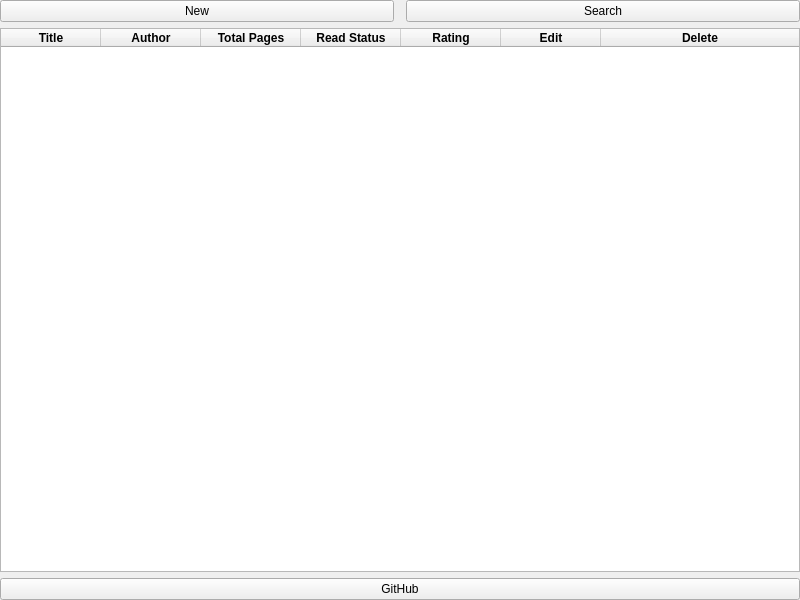
Old version of the form mainwindow.ui in the repository Dylan-Gresham/MyLibraryApp.
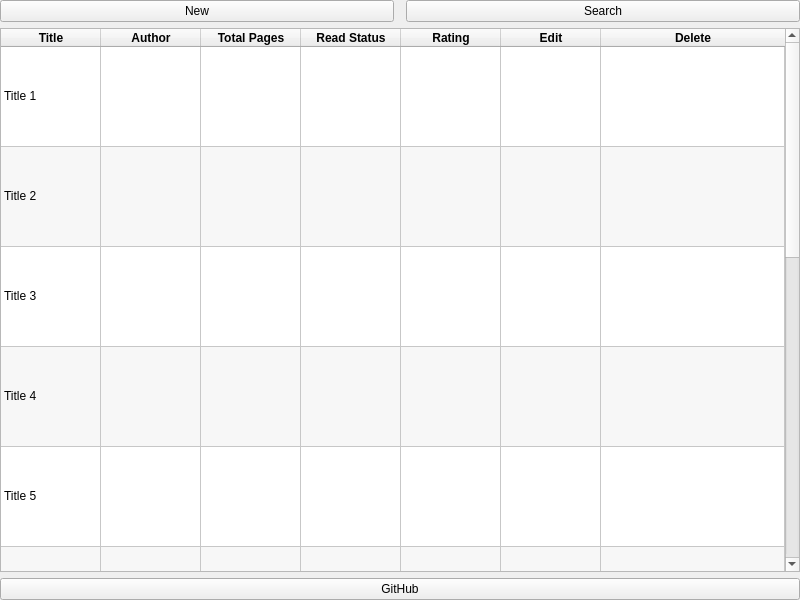
New version of the form.

```diff
--- a/mainwindow.ui
+++ b/mainwindow.ui
@@ -74,7 +74,7 @@
          <bool>true</bool>
         </property>
         <property name="rowCount">
-         <number>0</number>
+         <number>12</number>
         </property>
         <property name="columnCount">
          <number>7</number>
@@ -106,6 +106,66 @@
         <attribute name="verticalHeaderStretchLastSection">
          <bool>true</bool>
         </attribute>
+        <row>
+         <property name="text">
+          <string>New Row</string>
+         </property>
+        </row>
+        <row>
+         <property name="text">
+          <string>New Row</string>
+         </property>
+        </row>
+        <row>
+         <property name="text">
+          <string>New Row</string>
+         </property>
+        </row>
+        <row>
+         <property name="text">
+          <string>New Row</string>
+         </property>
+        </row>
+        <row>
+         <property name="text">
+          <string>New Row</string>
+         </property>
+        </row>
+        <row>
+         <property name="text">
+          <string>New Row</string>
+         </property>
+        </row>
+        <row>
+         <property name="text">
+          <string>New Row</string>
+         </property>
+        </row>
+        <row>
+         <property name="text">
+          <string>New Row</string>
+         </property>
+        </row>
+        <row>
+         <property name="text">
+          <string>New Row</string>
+         </property>
+        </row>
+        <row>
+         <property name="text">
+          <string>New Row</string>
+         </property>
+        </row>
+        <row>
+         <property name="text">
+          <string>New Row</string>
+         </property>
+        </row>
+        <row>
+         <property name="text">
+          <string>New Row</string>
+         </property>
+        </row>
         <column>
          <property name="text">
           <string>Title</string>
@@ -179,6 +239,76 @@
           </font>
          </property>
         </column>
+        <item row="0" column="0">
+         <property name="text">
+          <string>Title 1</string>
+         </property>
+        </item>
+        <item row="0" column="1">
+         <property name="text">
+          <string/>
+         </property>
+        </item>
+        <item row="1" column="0">
+         <property name="text">
+          <string>Title 2</string>
+         </property>
+        </item>
+        <item row="1" column="1">
+         <property name="text">
+          <string/>
+         </property>
+        </item>
+        <item row="2" column="0">
+         <property name="text">
+          <string>Title 3</string>
+         </property>
+        </item>
+        <item row="3" column="0">
+         <property name="text">
+          <string>Title 4</string>
+         </property>
+        </item>
+        <item row="4" column="0">
+         <property name="text">
+          <string>Title 5</string>
+         </property>
+        </item>
+        <item row="5" column="0">
+         <property name="text">
+          <string>Title 6</string>
+         </property>
+        </item>
+        <item row="6" column="0">
+         <property name="text">
+          <string>Title 7</string>
+         </property>
+        </item>
+        <item row="7" column="0">
+         <property name="text">
+          <string>Title 8</string>
+         </property>
+        </item>
+        <item row="8" column="0">
+         <property name="text">
+          <string>Title 9</string>
+         </property>
+        </item>
+        <item row="9" column="0">
+         <property name="text">
+          <string>Title 10</string>
+         </property>
+        </item>
+        <item row="10" column="0">
+         <property name="text">
+          <string>Title 11</string>
+         </property>
+        </item>
+        <item row="11" column="0">
+         <property name="text">
+          <string>Title 12</string>
+         </property>
+        </item>
        </widget>
       </item>
      </layout>
```
